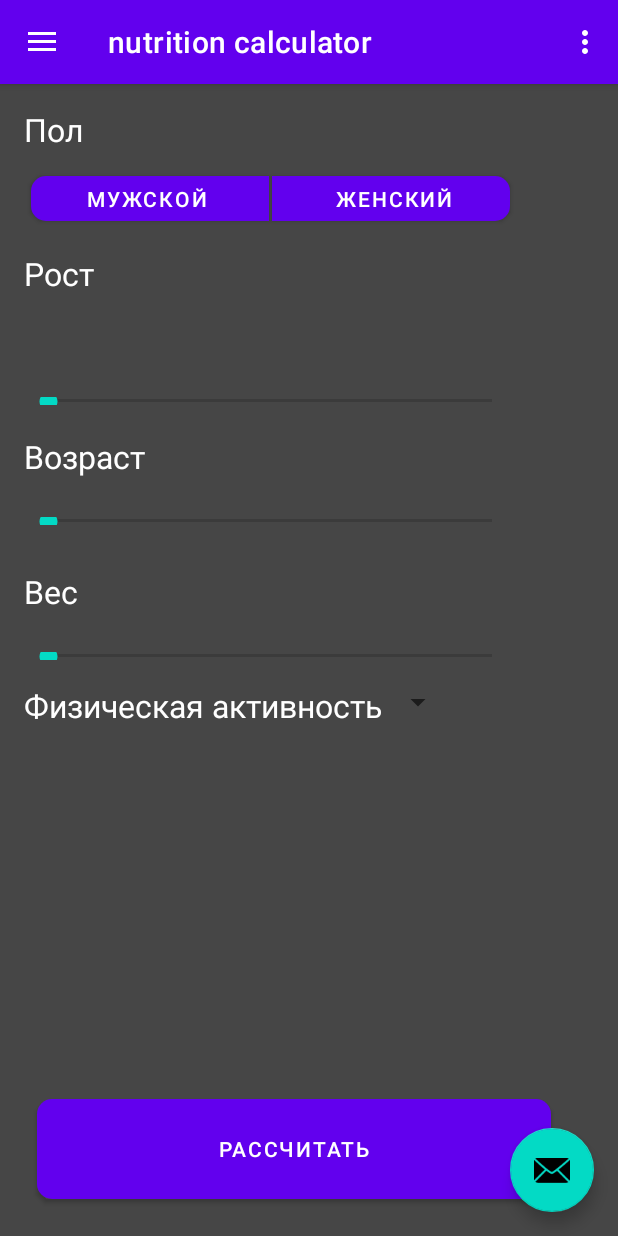
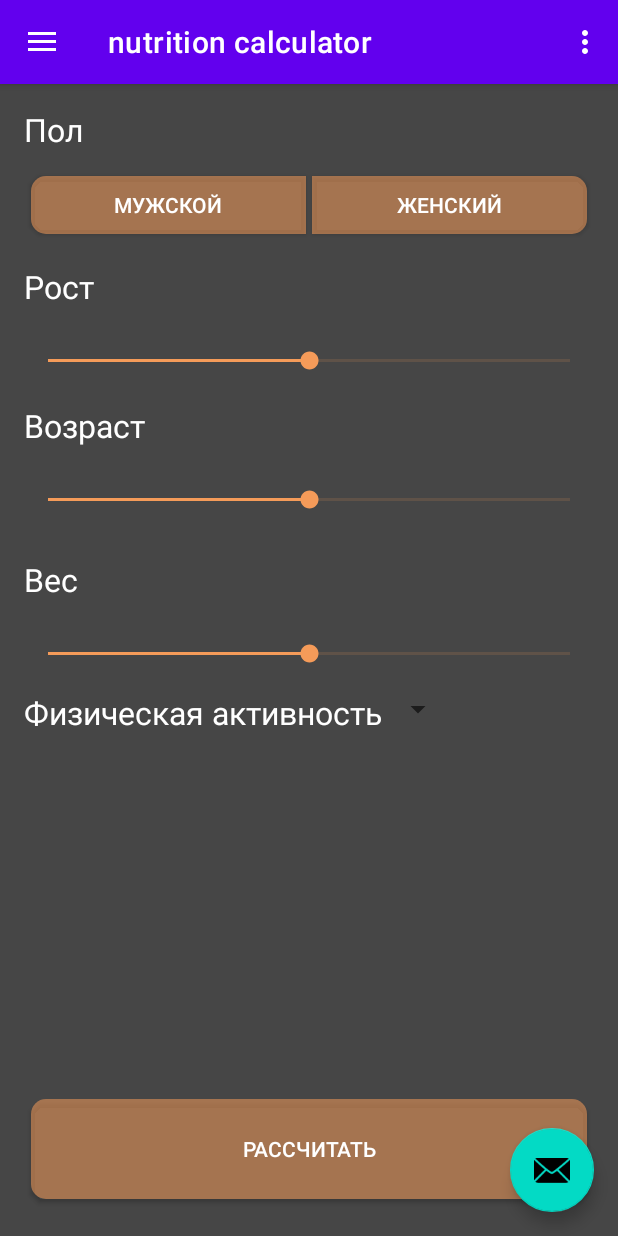
Before and after one commit to KostinMikhail/BoxingTimer, an Android app: the screen it shows after launch (MainActivity), in the side drawer, after a tap on "nutrition calculator", on a phone screen of 412 x 824 dp. Run offline under Robolectric (Android 15) with nearby library versions, the light colour scheme and no system bars; our stand-ins replace Room's generated code, navigation-ui; 2 statements that could not run were skipped.

Commit message:
calc layout in progress3

```diff
--- a/app/src/main/java/com/example/timeplateactivity/ui/calc/CalcFragment.kt
+++ b/app/src/main/java/com/example/timeplateactivity/ui/calc/CalcFragment.kt
@@ -14,6 +14,7 @@
 class CalcFragment : Fragment() {
 
     private var _binding: FragmentCalcBinding? = null
+
 
 
     private val binding get() = _binding!!
--- a/app/src/main/res/layout/fragment_calc.xml
+++ b/app/src/main/res/layout/fragment_calc.xml
@@ -19,24 +19,32 @@
         app:layout_constraintStart_toStartOf="parent"
         app:layout_constraintTop_toTopOf="parent" />
 
-    <Button
+    <androidx.appcompat.widget.AppCompatButton
         android:id="@+id/sexBtnMale"
-        android:layout_width="163dp"
-        android:layout_height="39dp"
+        android:textColor="@color/white"
+        android:layout_width="0dp"
+        android:layout_height="wrap_content"
+        android:layout_marginTop="12dp"
         android:layout_marginStart="16dp"
-        android:layout_marginTop="12dp"
+        android:layout_marginEnd="2dp"
         android:text="@string/Male"
+        app:layout_constraintRight_toLeftOf="@+id/sexBtnFemale"
         app:layout_constraintStart_toStartOf="parent"
+        app:layout_constraintEnd_toStartOf="@+id/sexBtnFemale"
         app:layout_constraintTop_toBottomOf="@+id/sexTV"
         android:background="@drawable/btn_sex_male" />
 
-    <Button
+    <androidx.appcompat.widget.AppCompatButton
         android:id="@+id/sexBtnFemale"
-        android:layout_width="163dp"
-        android:layout_height="39dp"
+        android:textColor="@color/white"
+        android:layout_width="0dp"
+        android:layout_height="wrap_content"
         android:layout_marginTop="12dp"
         android:layout_marginStart="2dp"
+        android:layout_marginEnd="16dp"
         android:text="@string/Female"
+        app:layout_constraintStart_toEndOf="@id/sexBtnMale"
+        app:layout_constraintEnd_toEndOf="parent"
         app:layout_constraintLeft_toRightOf="@+id/sexBtnMale"
         app:layout_constraintTop_toBottomOf="@id/sexTV"
         android:background="@drawable/btn_sex_female" />
@@ -55,13 +63,19 @@
 
   <SeekBar
       android:id="@+id/heightSB"
-      android:layout_width="328dp"
-      android:layout_marginTop="68dp"
-      android:layout_height="5dp"
+      android:layout_width="0dp"
+      android:layout_marginTop="26dp"
+      android:layout_height="wrap_content"
       android:layout_marginStart="16dp"
+      android:layout_marginEnd="16dp"
+      android:thumbTint="@color/primary"
+      android:progressTint="@color/primary"
+      android:progressBackgroundTint="@color/primary50Transparent"
+      android:progress = "50"
       tools:layout_editor_absoluteX="130dp"
       tools:layout_editor_absoluteY="195dp"
       app:layout_constraintStart_toStartOf="parent"
+      app:layout_constraintEnd_toEndOf="parent"
       app:layout_constraintTop_toBottomOf="@+id/heightTV"
       />
 
@@ -79,13 +93,19 @@
 
   <SeekBar
       android:id="@+id/ageSB"
-      android:layout_width="328dp"
+      android:layout_width="0dp"
       android:layout_marginTop="26dp"
-      android:layout_height="5dp"
+      android:layout_height="wrap_content"
       android:layout_marginStart="16dp"
+      android:layout_marginEnd="16dp"
+      android:thumbTint="@color/primary"
+      android:progressTint="@color/primary"
+      android:progressBackgroundTint="@color/primary50Transparent"
+      android:progress = "50"
       tools:layout_editor_absoluteX="130dp"
       tools:layout_editor_absoluteY="195dp"
       app:layout_constraintStart_toStartOf="parent"
+      app:layout_constraintEnd_toEndOf="parent"
       app:layout_constraintTop_toBottomOf="@+id/ageTV"
       />
 
@@ -103,13 +123,19 @@
 
   <SeekBar
       android:id="@+id/weightSB"
-      android:layout_width="328dp"
+      android:layout_width="0dp"
       android:layout_marginTop="26dp"
-      android:layout_height="5dp"
+      android:layout_height="wrap_content"
       android:layout_marginStart="16dp"
+      android:layout_marginEnd="16dp"
+      android:thumbTint="@color/primary"
+      android:progressTint="@color/primary"
+      android:progressBackgroundTint="@color/primary50Transparent"
+      android:progress = "50"
       tools:layout_editor_absoluteX="130dp"
       tools:layout_editor_absoluteY="195dp"
       app:layout_constraintStart_toStartOf="parent"
+      app:layout_constraintEnd_toEndOf="parent"
       app:layout_constraintTop_toBottomOf="@+id/weightTV"
       />
 
@@ -136,16 +162,18 @@
       tools:layout_editor_absoluteX="58dp"
       tools:layout_editor_absoluteY="44dp" />
 
-  <Button
+  <androidx.appcompat.widget.AppCompatButton
       android:id="@+id/calculate"
-      android:layout_width="352dp"
+      android:layout_width="0dp"
       android:layout_height="76dp"
       android:layout_marginStart="16dp"
-      android:layout_marginTop="16dp"
-      android:layout_margin="20dp"
+      android:layout_marginBottom="20dp"
+      android:layout_marginEnd="16dp"
       android:text="@string/calculate"
       app:layout_constraintStart_toStartOf="parent"
       app:layout_constraintBottom_toBottomOf="parent"
+      app:layout_constraintEnd_toEndOf="parent"
+      android:textColor="@color/white"
       android:background="@drawable/btn_calculate" />
 
 </androidx.constraintlayout.widget.ConstraintLayout>
```
